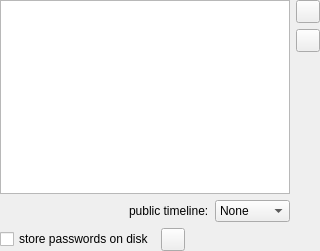
Before: the Qt Designer form qtwitter-app/src/accounts/accounts.ui in ayoy/qtwitter, drawn with Qt 5.
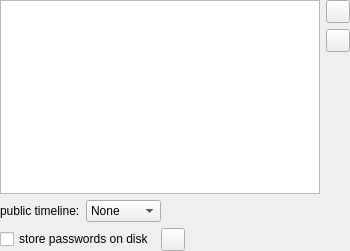
After: the same form once the commit is applied. Icons and pictures are not drawn. Custom widgets are drawn as their Qt base class.

```diff
--- a/qtwitter-app/src/accounts/accounts.ui
+++ b/qtwitter-app/src/accounts/accounts.ui
@@ -6,10 +6,16 @@
    <rect>
     <x>0</x>
     <y>0</y>
-    <width>320</width>
+    <width>350</width>
     <height>251</height>
    </rect>
   </property>
+  <property name="minimumSize">
+   <size>
+    <width>350</width>
+    <height>251</height>
+   </size>
+  </property>
   <property name="windowTitle">
    <string>Form</string>
   </property>
@@ -49,19 +55,6 @@
      </item>
      <item>
       <layout class="QHBoxLayout" name="horizontalLayout">
-       <item>
-        <spacer name="horizontalSpacer">
-         <property name="orientation">
-          <enum>Qt::Horizontal</enum>
-         </property>
-         <property name="sizeHint" stdset="0">
-          <size>
-           <width>40</width>
-           <height>20</height>
-          </size>
-         </property>
-        </spacer>
-       </item>
        <item>
         <widget class="QLabel" name="publicTimelineLabel">
          <property name="text">
@@ -93,6 +86,19 @@
          </item>
         </widget>
        </item>
+       <item>
+        <spacer name="horizontalSpacer">
+         <property name="orientation">
+          <enum>Qt::Horizontal</enum>
+         </property>
+         <property name="sizeHint" stdset="0">
+          <size>
+           <width>40</width>
+           <height>20</height>
+          </size>
+         </property>
+        </spacer>
+       </item>
       </layout>
      </item>
      <item>
```
Left out of the diff: 2 changed lines with no effect on the pictures.
